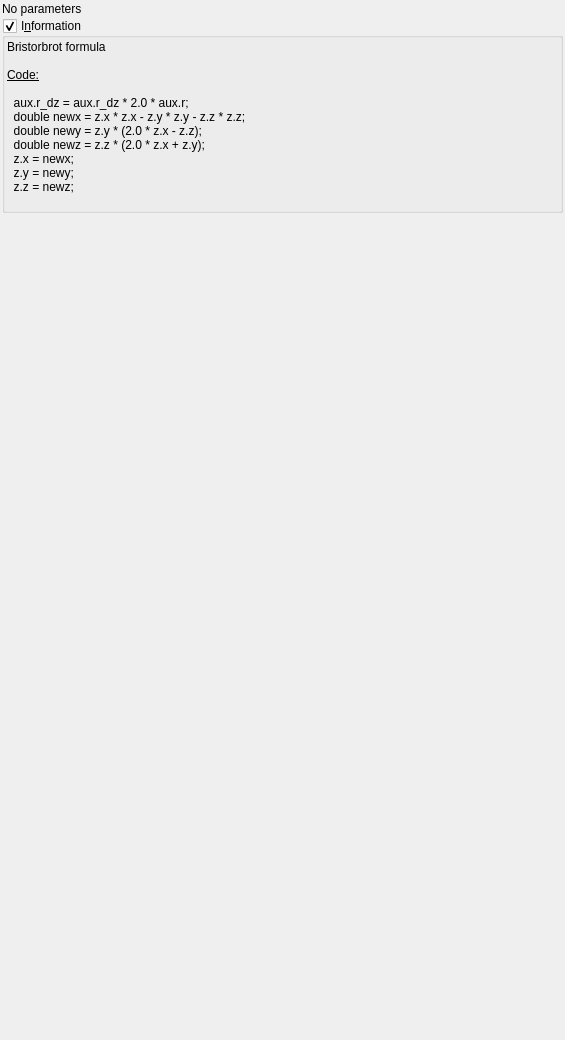
buddhi1980/mandelbulber2, file mandelbulber2/qt_data/fractal_bristorbrot.ui: the form before one commit.
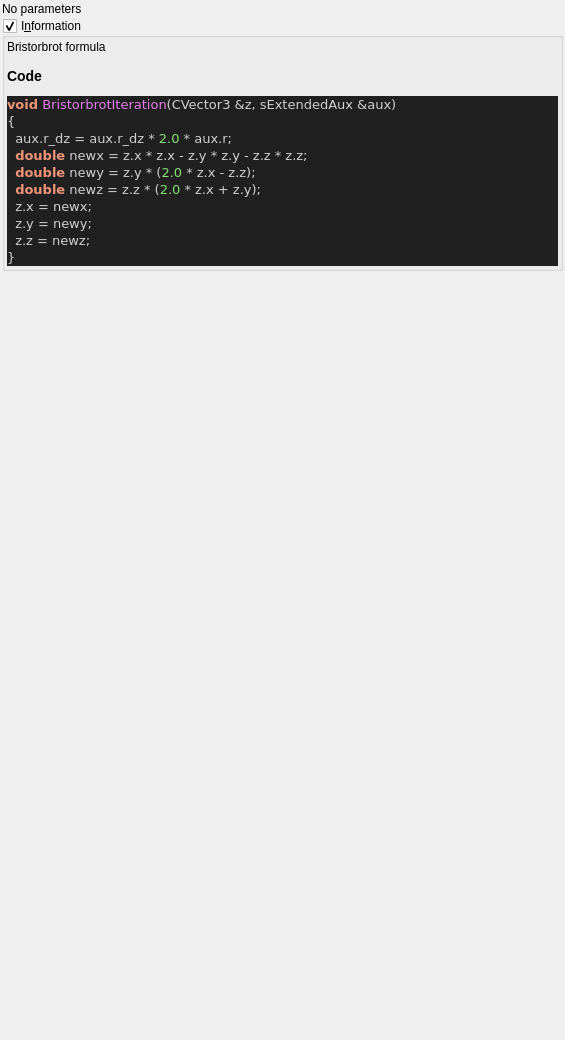
The form after the commit. Custom widgets are drawn as their Qt base class.

What changed in the file:
```diff
--- a/mandelbulber2/qt_data/fractal_bristorbrot.ui
+++ b/mandelbulber2/qt_data/fractal_bristorbrot.ui
@@ -66,22 +66,31 @@
       <item>
        <widget class="QLabel" name="label_4">
         <property name="text">
-         <string>&lt;!DOCTYPE HTML PUBLIC &quot;-//W3C//DTD HTML 4.0//EN&quot; &quot;http://www.w3.org/TR/REC-html40/strict.dtd&quot;&gt;
-&lt;html&gt;&lt;head&gt;&lt;meta name=&quot;qrichtext&quot; content=&quot;1&quot; /&gt;&lt;style type=&quot;text/css&quot;&gt;
-p, li { white-space: pre-wrap; }
-&lt;/style&gt;&lt;/head&gt;&lt;body&gt;
-&lt;p style=&quot; margin-top:0px; margin-bottom:0px; margin-left:0px; margin-right:0px; -qt-block-indent:0; text-indent:0px;&quot;&gt;Bristorbrot formula&lt;/p&gt;
-&lt;p style=&quot;-qt-paragraph-type:empty; margin-top:0px; margin-bottom:0px; margin-left:0px; margin-right:0px; -qt-block-indent:0; text-indent:0px;&quot;&gt;&lt;br /&gt;&lt;/p&gt;
-&lt;p style=&quot; margin-top:0px; margin-bottom:0px; margin-left:0px; margin-right:0px; -qt-block-indent:0; text-indent:0px;&quot;&gt;&lt;span style=&quot; text-decoration: underline;&quot;&gt;Code:&lt;/span&gt;&lt;/p&gt;
-&lt;p style=&quot;-qt-paragraph-type:empty; margin-top:0px; margin-bottom:0px; margin-left:0px; margin-right:0px; -qt-block-indent:0; text-indent:0px; text-decoration: underline;&quot;&gt;&lt;br /&gt;&lt;/p&gt;
-&lt;p style=&quot; margin-top:0px; margin-bottom:0px; margin-left:0px; margin-right:0px; -qt-block-indent:0; text-indent:0px;&quot;&gt;  aux.r_dz = aux.r_dz * 2.0 * aux.r;&lt;/p&gt;
-&lt;p style=&quot; margin-top:0px; margin-bottom:0px; margin-left:0px; margin-right:0px; -qt-block-indent:0; text-indent:0px;&quot;&gt;  double newx = z.x * z.x - z.y * z.y - z.z * z.z;&lt;/p&gt;
-&lt;p style=&quot; margin-top:0px; margin-bottom:0px; margin-left:0px; margin-right:0px; -qt-block-indent:0; text-indent:0px;&quot;&gt;  double newy = z.y * (2.0 * z.x - z.z);&lt;/p&gt;
-&lt;p style=&quot; margin-top:0px; margin-bottom:0px; margin-left:0px; margin-right:0px; -qt-block-indent:0; text-indent:0px;&quot;&gt;  double newz = z.z * (2.0 * z.x + z.y);&lt;/p&gt;
-&lt;p style=&quot; margin-top:0px; margin-bottom:0px; margin-left:0px; margin-right:0px; -qt-block-indent:0; text-indent:0px;&quot;&gt;  z.x = newx;&lt;/p&gt;
-&lt;p style=&quot; margin-top:0px; margin-bottom:0px; margin-left:0px; margin-right:0px; -qt-block-indent:0; text-indent:0px;&quot;&gt;  z.y = newy;&lt;/p&gt;
-&lt;p style=&quot; margin-top:0px; margin-bottom:0px; margin-left:0px; margin-right:0px; -qt-block-indent:0; text-indent:0px;&quot;&gt;  z.z = newz;&lt;/p&gt;
-&lt;p style=&quot;-qt-paragraph-type:empty; margin-top:0px; margin-bottom:0px; margin-left:0px; margin-right:0px; -qt-block-indent:0; text-indent:0px;&quot;&gt;&lt;br /&gt;&lt;/p&gt;&lt;/body&gt;&lt;/html&gt;</string>
+         <string>&lt;p&gt;Bristorbrot formula&lt;/p&gt;&lt;table&gt;
+&lt;/table&gt;
+&lt;h3&gt;Code&lt;/h3&gt;
+&lt;!DOCTYPE HTML PUBLIC &quot;-//W3C//DTD HTML 4.0 Transitional//EN&quot;&gt;
+&lt;html&gt;
+&lt;head&gt;
+&lt;meta http-equiv=&quot;content-type&quot; content=&quot;text/html; charset=ISO-8859-1&quot;&gt;
+&lt;title&gt;Source file&lt;/title&gt;
+&lt;/head&gt;
+&lt;body style=&quot;background-color:#202020&quot;&gt;
+&lt;pre style=&quot;color:#d0d0d0; background-color:#202020; font-size:10pt; font-family:'Courier New';&quot;&gt;&lt;span style=&quot;color:#f09479; font-weight:bold&quot;&gt;void&lt;/span&gt; &lt;span style=&quot;color:#e47eed&quot;&gt;BristorbrotIteration&lt;/span&gt;&lt;span style=&quot;color:#d0d0d0&quot;&gt;(&lt;/span&gt;CVector3 &lt;span style=&quot;color:#d0d0d0&quot;&gt;&amp;amp;&lt;/span&gt;z&lt;span style=&quot;color:#d0d0d0&quot;&gt;,&lt;/span&gt; sExtendedAux &lt;span style=&quot;color:#d0d0d0&quot;&gt;&amp;amp;&lt;/span&gt;aux&lt;span style=&quot;color:#d0d0d0&quot;&gt;)&lt;/span&gt;
+&lt;span style=&quot;color:#d0d0d0&quot;&gt;{&lt;/span&gt;
+  aux&lt;span style=&quot;color:#d0d0d0&quot;&gt;.&lt;/span&gt;r_dz &lt;span style=&quot;color:#d0d0d0&quot;&gt;=&lt;/span&gt; aux&lt;span style=&quot;color:#d0d0d0&quot;&gt;.&lt;/span&gt;r_dz &lt;span style=&quot;color:#d0d0d0&quot;&gt;*&lt;/span&gt; &lt;span style=&quot;color:#87df71&quot;&gt;2.0&lt;/span&gt; &lt;span style=&quot;color:#d0d0d0&quot;&gt;*&lt;/span&gt; aux&lt;span style=&quot;color:#d0d0d0&quot;&gt;.&lt;/span&gt;r&lt;span style=&quot;color:#d0d0d0&quot;&gt;;&lt;/span&gt;
+  &lt;span style=&quot;color:#f09479; font-weight:bold&quot;&gt;double&lt;/span&gt; newx &lt;span style=&quot;color:#d0d0d0&quot;&gt;=&lt;/span&gt; z&lt;span style=&quot;color:#d0d0d0&quot;&gt;.&lt;/span&gt;x &lt;span style=&quot;color:#d0d0d0&quot;&gt;*&lt;/span&gt; z&lt;span style=&quot;color:#d0d0d0&quot;&gt;.&lt;/span&gt;x &lt;span style=&quot;color:#d0d0d0&quot;&gt;-&lt;/span&gt; z&lt;span style=&quot;color:#d0d0d0&quot;&gt;.&lt;/span&gt;y &lt;span style=&quot;color:#d0d0d0&quot;&gt;*&lt;/span&gt; z&lt;span style=&quot;color:#d0d0d0&quot;&gt;.&lt;/span&gt;y &lt;span style=&quot;color:#d0d0d0&quot;&gt;-&lt;/span&gt; z&lt;span style=&quot;color:#d0d0d0&quot;&gt;.&lt;/span&gt;z &lt;span style=&quot;color:#d0d0d0&quot;&gt;*&lt;/span&gt; z&lt;span style=&quot;color:#d0d0d0&quot;&gt;.&lt;/span&gt;z&lt;span style=&quot;color:#d0d0d0&quot;&gt;;&lt;/span&gt;
+  &lt;span style=&quot;color:#f09479; font-weight:bold&quot;&gt;double&lt;/span&gt; newy &lt;span style=&quot;color:#d0d0d0&quot;&gt;=&lt;/span&gt; z&lt;span style=&quot;color:#d0d0d0&quot;&gt;.&lt;/span&gt;y &lt;span style=&quot;color:#d0d0d0&quot;&gt;* (&lt;/span&gt;&lt;span style=&quot;color:#87df71&quot;&gt;2.0&lt;/span&gt; &lt;span style=&quot;color:#d0d0d0&quot;&gt;*&lt;/span&gt; z&lt;span style=&quot;color:#d0d0d0&quot;&gt;.&lt;/span&gt;x &lt;span style=&quot;color:#d0d0d0&quot;&gt;-&lt;/span&gt; z&lt;span style=&quot;color:#d0d0d0&quot;&gt;.&lt;/span&gt;z&lt;span style=&quot;color:#d0d0d0&quot;&gt;);&lt;/span&gt;
+  &lt;span style=&quot;color:#f09479; font-weight:bold&quot;&gt;double&lt;/span&gt; newz &lt;span style=&quot;color:#d0d0d0&quot;&gt;=&lt;/span&gt; z&lt;span style=&quot;color:#d0d0d0&quot;&gt;.&lt;/span&gt;z &lt;span style=&quot;color:#d0d0d0&quot;&gt;* (&lt;/span&gt;&lt;span style=&quot;color:#87df71&quot;&gt;2.0&lt;/span&gt; &lt;span style=&quot;color:#d0d0d0&quot;&gt;*&lt;/span&gt; z&lt;span style=&quot;color:#d0d0d0&quot;&gt;.&lt;/span&gt;x &lt;span style=&quot;color:#d0d0d0&quot;&gt;+&lt;/span&gt; z&lt;span style=&quot;color:#d0d0d0&quot;&gt;.&lt;/span&gt;y&lt;span style=&quot;color:#d0d0d0&quot;&gt;);&lt;/span&gt;
+  z&lt;span style=&quot;color:#d0d0d0&quot;&gt;.&lt;/span&gt;x &lt;span style=&quot;color:#d0d0d0&quot;&gt;=&lt;/span&gt; newx&lt;span style=&quot;color:#d0d0d0&quot;&gt;;&lt;/span&gt;
+  z&lt;span style=&quot;color:#d0d0d0&quot;&gt;.&lt;/span&gt;y &lt;span style=&quot;color:#d0d0d0&quot;&gt;=&lt;/span&gt; newy&lt;span style=&quot;color:#d0d0d0&quot;&gt;;&lt;/span&gt;
+  z&lt;span style=&quot;color:#d0d0d0&quot;&gt;.&lt;/span&gt;z &lt;span style=&quot;color:#d0d0d0&quot;&gt;=&lt;/span&gt; newz&lt;span style=&quot;color:#d0d0d0&quot;&gt;;&lt;/span&gt;
+&lt;span style=&quot;color:#d0d0d0&quot;&gt;}&lt;/span&gt;
+&lt;/pre&gt;
+&lt;/body&gt;
+&lt;/html&gt;
+&lt;!--HTML generated by highlight 3.9, http://www.andre-simon.de/--&gt;
+</string>
         </property>
         <property name="wordWrap">
          <bool>true</bool>
```
Left out of the diff: 2 changed lines with no effect on the pictures.
